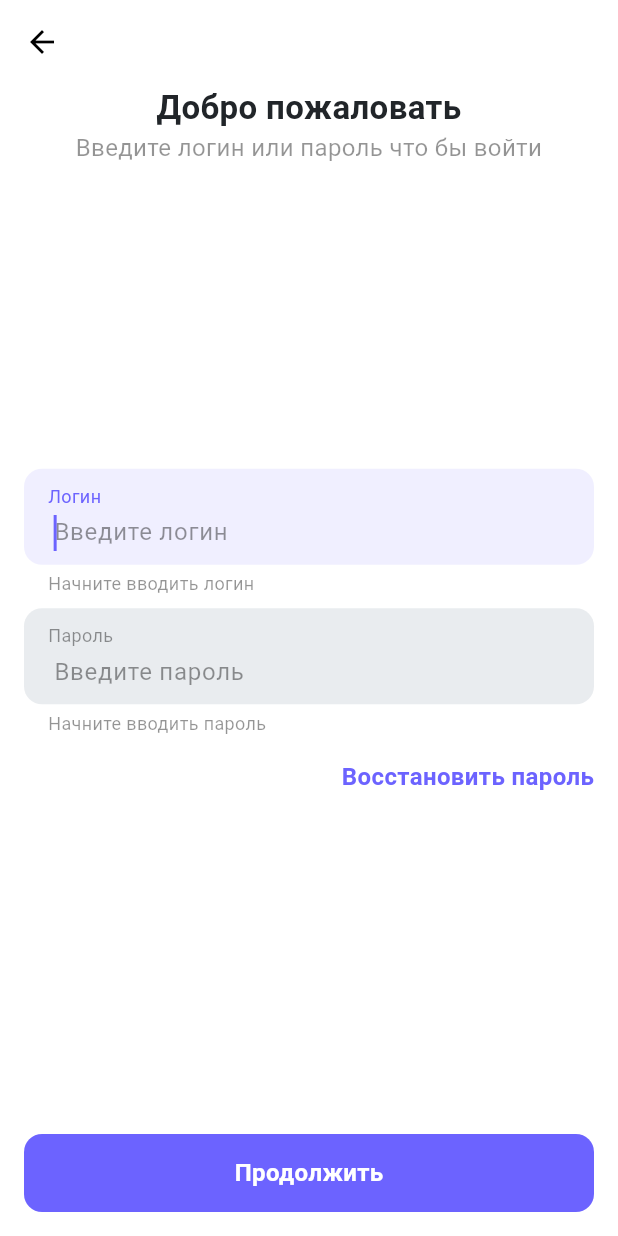
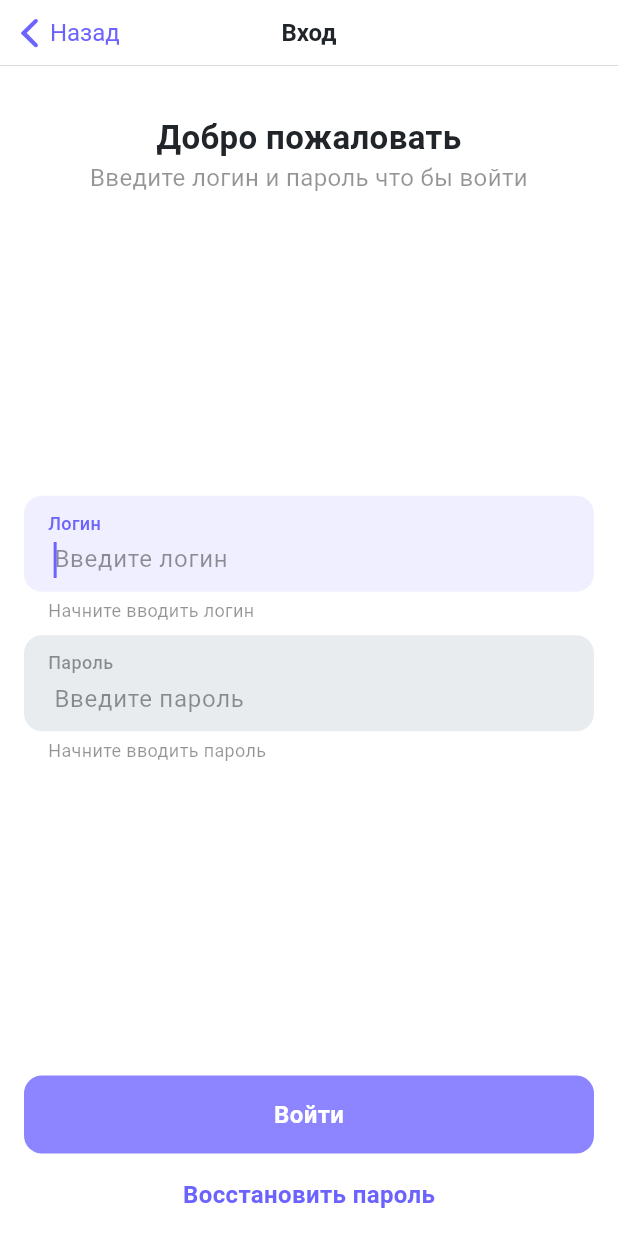
Before and after one commit to sergejvorobey/event_app, a Flutter app: the AuthScreen screen opened by its route, on a phone screen of 412 x 824 dp. Run offline on Flutter 3.47's test engine with Material 3 defaults, Android fonts, the phone set to English and light mode, and no system bars; our stand-ins replace equatable, flutter_bloc; missing offline and left inert: dart:ffi; Roboto replaces fonts that are missing (SFRounded).

Commit message:
Доработал стэйты экрана Логина. Добавил экран регистрации

```diff
--- a/lib/core/ui/common_button.dart
+++ b/lib/core/ui/common_button.dart
@@ -30,7 +30,7 @@ final class CommonButtonState extends State<CommonButton> {
   @override
   Widget build(BuildContext context) {
     return Container(
-      margin: EdgeInsets.symmetric(horizontal: widget.horizontalMargin),
+      margin: EdgeInsets.symmetric(horizontal: 0),
       child: GestureDetector(
         onTap: widget.isEnabled ? widget.action : null,
         onTapDown: (_) => _onPressed(),
@@ -40,24 +40,25 @@ final class CommonButtonState extends State<CommonButton> {
           duration: const Duration(milliseconds: 200),
           curve: Curves.easeOut,
           decoration: BoxDecoration(
-            color: _isPressed
-                ? AppColors.primary.withAlpha(95)
-                : AppColors.primary,
+            color:
+                widget.isEnabled
+                    ? (_isPressed
+                        ? AppColors.primary.withAlpha(95)
+                        : AppColors.primary)
+                    : AppColors.primary.withAlpha(200),
             borderRadius: BorderRadius.circular(12),
           ),
           width: double.infinity,
           height: widget.height,
           alignment: Alignment.center,
-          child: widget.isShowIndicator
-              ? CircularProgressIndicator(
-                  valueColor: AlwaysStoppedAnimation<Color>(Colors.white),
-                  strokeWidth: 3.0,
-                  strokeAlign: -2.0,
-                )
-              : Text(
-                  widget.title,
-                  style: AppTextStyles.button
-                ),
+          child:
+              widget.isShowIndicator
+                  ? CircularProgressIndicator(
+                    valueColor: AlwaysStoppedAnimation<Color>(Colors.white),
+                    strokeWidth: 3.0,
+                    strokeAlign: -3.0,
+                  )
+                  : Text(widget.title, style: AppTextStyles.button),
         ),
       ),
     );
--- a/lib/core/ui/common_text_field.dart
+++ b/lib/core/ui/common_text_field.dart
@@ -146,6 +146,7 @@ final class CommonTextFieldState extends State<CommonTextField> {
                             style: TextStyle(
                               fontSize: 12,
                               fontFamily: "SFRounded",
+                              fontWeight: FontWeight.w500,
                               color: _currentLabelColor,
                             ),
                           ),
--- a/lib/core/ui/theme/app_text_styles.dart
+++ b/lib/core/ui/theme/app_text_styles.dart
@@ -86,4 +86,18 @@ class AppTextStyles {
     fontFamily: 'SFRounded',
     color: AppColors.textPrimary,
   );
+
+  static const TextStyle navigationText = TextStyle(
+    fontSize: 16,
+    fontFamily: 'SFRounded',
+    fontWeight: FontWeight.w600,
+    color: AppColors.textPrimary,
+  );
+
+  static const TextStyle navigationAction = TextStyle(
+    fontSize: 16,
+    fontFamily: 'SFRounded',
+    fontWeight: FontWeight.w400,
+    color: AppColors.primary,
+  );
 }
--- a/lib/core/validation/input_validators.dart
+++ b/lib/core/validation/input_validators.dart
@@ -10,7 +10,7 @@ String? validateLogin(String login) {
 }
 
 String? validatePassword(String password) {
-  if (password.isEmpty) return 'Начните вводить логин';
+  if (password.isEmpty) return 'Начните вводить пароль';
   if (password.length < 6) return 'Пароль должен содержать минимум 6 символов';
   if (password.length > 20) return 'Пароль должен содержать максимум 20 символов';
 
--- a/lib/features/auth/bloc/auth_state.dart
+++ b/lib/features/auth/bloc/auth_state.dart
@@ -3,21 +3,30 @@ part of 'auth_bloc.dart';
 class AuthState extends Equatable {
   final CommonTextFieldHandle? login;
   final CommonTextFieldHandle? password;
+  final bool isButtonEnabled;
 
-  const AuthState({this.login, this.password});
+  const AuthState({this.login, this.password, this.isButtonEnabled = true});
 
   AuthState copyWith({
     CommonTextFieldHandle? login,
     CommonTextFieldHandle? password,
+    bool? isButtonEnabled,
   }) {
+    final updatedLogin = login ?? this.login;
+    final updatedPassword = password ?? this.password;
+
+    final loginValid = updatedLogin?.message.isEmpty ?? false;
+    final passwordValid = updatedPassword?.message.isEmpty ?? false;
+
     return AuthState(
-      login: login ?? this.login,
-      password: password ?? this.password,
+      login: updatedLogin,
+      password: updatedPassword,
+      isButtonEnabled: isButtonEnabled ?? (loginValid && passwordValid),
     );
   }
 
   @override
-  List<Object?> get props => [login, password];
+  List<Object?> get props => [login, password, isButtonEnabled];
 }
 
 class AuthInitial extends AuthState {
@@ -35,24 +44,28 @@ class AuthInitial extends AuthState {
           placeholder: "Введите пароль",
           message: "Начните вводить пароль",
         ),
+        isButtonEnabled: false,
       );
 }
 
 class AuthLoading extends AuthState {
-  const AuthLoading({super.login, super.password});
+  const AuthLoading({super.login, super.password})
+    : super(isButtonEnabled: false);
 }
 
 class AuthSuccess extends AuthState {
-  const AuthSuccess({super.login, super.password});
+  const AuthSuccess({super.login, super.password})
+    : super(isButtonEnabled: false);
 }
 
 class AuthError extends AuthState {
   final String message;
 
-  const AuthError(this.message, {super.login, super.password});
+  const AuthError(this.message, {super.login, super.password})
+    : super(isButtonEnabled: false);
 
   @override
-  List<Object?> get props => [message, login, password];
+  List<Object?> get props => [message, login, password, isButtonEnabled];
 
   @override
   String toString() => 'AuthError: $message';
--- a/lib/features/auth/view/auth_screen.dart
+++ b/lib/features/auth/view/auth_screen.dart
@@ -1,10 +1,14 @@
+import 'dart:ffi';
+
 import 'package:event_app/core/ui/common_button.dart';
 import 'package:event_app/core/ui/common_text_button.dart';
 import 'package:event_app/core/ui/common_text_field.dart';
+import 'package:event_app/core/ui/theme/app_colors.dart';
 import 'package:event_app/core/ui/theme/app_text_styles.dart';
 import 'package:event_app/core/ui/widgets/common_top_toast_widget.dart';
 import 'package:event_app/core/ui/widgets/top_toast.dart';
 import 'package:event_app/features/auth/bloc/auth_bloc.dart';
+import 'package:flutter/cupertino.dart';
 import 'package:flutter/material.dart';
 import 'package:flutter_bloc/flutter_bloc.dart';
 
@@ -23,12 +27,20 @@ final class AuthScreenState extends State<AuthScreen> {
 
   final FocusNode _loginTextFieldFocusNode = FocusNode();
   final FocusNode _passwordTextFieldFocusNode = FocusNode();
+  final bool isEnableButton = false;
 
   final AuthBloc _authBloc = AuthBloc();
 
   @override
   Widget build(BuildContext context) {
-    return Scaffold(appBar: AppBar(title: const Text('')), body: _content());
+    return Scaffold(
+      appBar: CupertinoNavigationBar(
+        previousPageTitle: "Назад",
+        middle: const Text('Вход'),
+        backgroundColor: AppColors.background,
+        ),
+      body: _content(),
+    );
   }
 
   @override
@@ -48,7 +60,7 @@ final class AuthScreenState extends State<AuthScreen> {
         listener: (context, state) {
           switch (state) {
             case AuthSuccess():
-              Navigator.pushNamed(context, '/home');
+              Navigator.pushNamed(context, '/main');
             case AuthError():
               showTopToast(
                 context: context,
@@ -67,10 +79,7 @@ final class AuthScreenState extends State<AuthScreen> {
                   crossAxisAlignment: CrossAxisAlignment.center,
                   children: [
                     Padding(
-                      padding: const EdgeInsets.symmetric(
-                        horizontal: 0,
-                        vertical: 0,
-                      ),
+                      padding: const EdgeInsets.only(top: 32),
                       child: Column(
                         crossAxisAlignment: CrossAxisAlignment.center,
                         children: [
@@ -79,10 +88,13 @@ final class AuthScreenState extends State<AuthScreen> {
                             style: AppTextStyles.headline2,
                             textAlign: TextAlign.center,
                           ),
-                          Text(
-                            'Введите логин или пароль что бы войти',
+                          Padding(
+                            padding: const EdgeInsets.symmetric(horizontal: 16),
+                            child: Text(
+                              'Введите логин и пароль что бы войти',
                               style: AppTextStyles.textSecondary16,
                               textAlign: TextAlign.center,
+                            ),
                           ),
                         ],
                       ),
@@ -118,17 +130,31 @@ final class AuthScreenState extends State<AuthScreen> {
                         isShowKeyboard: false,
                       ),
                     ),
+                    const Spacer(),
+                  ],
+                ),
+              ),
               Padding(
-                      padding: const EdgeInsets.only(
-                        left: 16,
-                        right: 16,
-                        top: 16,
-                        bottom: 16,
+                padding: const EdgeInsets.symmetric(
+                  vertical: 16,
+                  horizontal: 16,
                 ),
-                      child: Row(
-                        mainAxisAlignment: MainAxisAlignment.center,
+                child: Column(
+                  spacing: 16,
                   children: [
-                          const Spacer(),
+                    CommonButton(
+                      title: 'Войти',
+                      action: () {
+                        _authBloc.add(
+                          LoginButtonPressed(
+                            login: state.login?.value ?? "",
+                            password: state.password?.value ?? "",
+                          ),
+                        );
+                      },
+                      isEnabled: state.isButtonEnabled,
+                      isShowIndicator: state is AuthLoading,
+                    ),
                     CommonTextButton(
                       title: "Восстановить пароль",
                       onPressed: () {
@@ -137,25 +163,6 @@ final class AuthScreenState extends State<AuthScreen> {
                       isEnabled: true,
                     ),
                   ],
-                      ),
-                    ),
-                    const Spacer(),
-                  ],
-                ),
-              ),
-              Padding(
-                padding: const EdgeInsets.symmetric(vertical: 16),
-                child: CommonButton(
-                  title: 'Продолжить',
-                  isEnabled: true,
-                  action: () {
-                    _authBloc.add(
-                      LoginButtonPressed(
-                        login: state.login?.value ?? "",
-                        password: state.password?.value ?? "",
-                      ),
-                    );
-                  },
                 ),
               ),
             ],
--- a/lib/features/launch/view/launch_screen.dart
+++ b/lib/features/launch/view/launch_screen.dart
@@ -47,6 +47,10 @@ final class LaunchScreenState extends State<LaunchScreen> {
           switch (state) {
             case NavigateToLoginScreen():
               Navigator.pushNamed(context, '/auth').then((_) {
+                _launchBloc.add(LaunchContent());
+              });
+              case NavigateToRegistrationScreen():
+              Navigator.pushNamed(context, '/registration').then((_) {
                 _launchBloc.add(LaunchContent());
               });
           }
@@ -132,7 +136,7 @@ final class LaunchScreenState extends State<LaunchScreen> {
           ),
         ),
         Padding(
-          padding: const EdgeInsets.symmetric(vertical: 16),
+          padding: const EdgeInsets.symmetric(vertical: 16, horizontal: 16),
           child: Column(
             spacing: 16,
             children: [
--- a/lib/routers/routers.dart
+++ b/lib/routers/routers.dart
@@ -1,5 +1,6 @@
 import 'package:event_app/features/auth/view/auth_screen.dart';
 import 'package:event_app/features/launch/view/launch_screen.dart';
+import 'package:event_app/features/registration/view/registration_screen.dart';
 import 'package:flutter/material.dart';
 
 class Routers {
@@ -7,8 +8,8 @@ class Routers {
     return {
       '/launch': (context) => LaunchScreen(),
       '/auth': (context) => AuthScreen(),
-      // '/register': (context) => RegisterScreen(),
-      // '/home': (context) => HomeScreen(),
+      '/registration': (context) => RegistrationScreen(),
+      // '/main': (context) => MainScreen(),
     };
   }
 }
```
Also changed, not shown: lib/core/ui/theme/app_theme.dart (+7 -7 lines), lib/features/auth/bloc/auth_bloc.dart (+4 -3 lines), lib/features/registration/bloc/registration_bloc.dart (added, +18 -0 lines), lib/features/registration/bloc/registration_event.dart (added, +8 -0 lines), lib/features/registration/bloc/registration_state.dart (added, +10 -0 lines), lib/features/registration/view/registration_screen.dart (added, +126 -0 lines), lib/main.dart (+22 -0 lines). Lines whose indentation alone changed are shown as unchanged.
